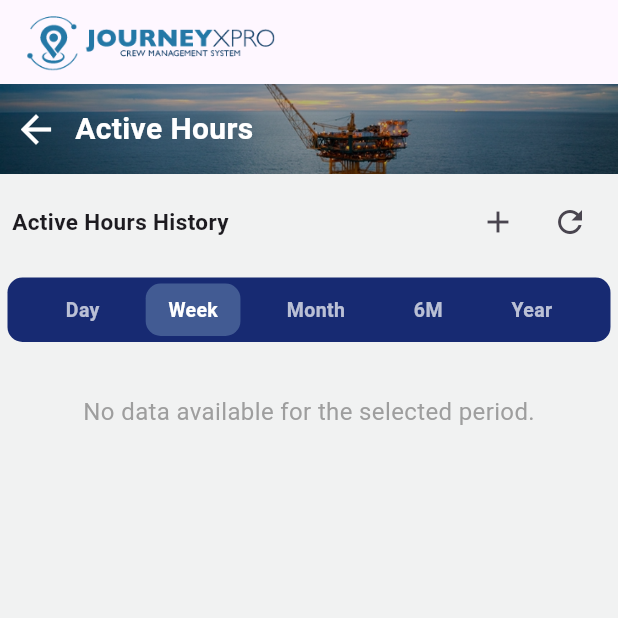
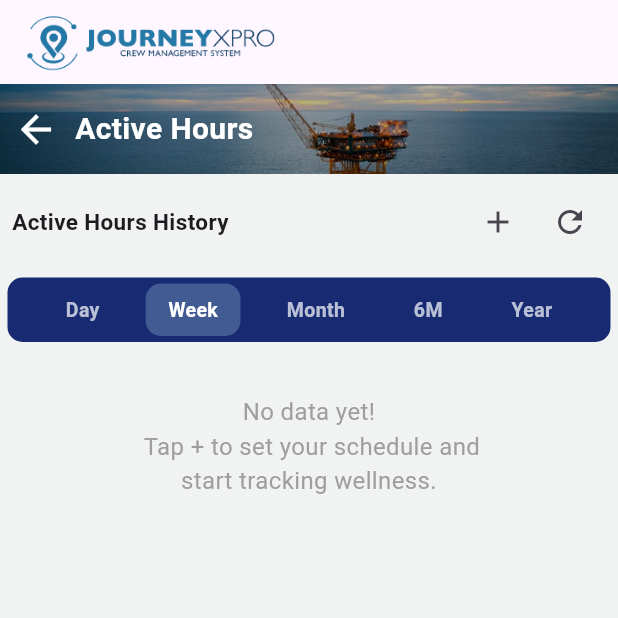
Before and after one commit to ApurvaPlanet/jxpapp, a Flutter app: the ActiveHoursScreen screen opened directly, on a phone screen of 412 x 824 dp, the top half of it. Run offline on Flutter 3.47's test engine with Material 3 defaults, Android fonts, the phone set to English and light mode, and no system bars; our stand-ins replace convex_bottom_bar, dio, fl_chart, flutter_local_notifications, flutter_time_picker_spinner and 6 more; missing offline and left inert: dart:ffi, flutter_background_service; accounts and stored records are empty.

Commit message:
Change disclaimer message

```diff
--- a/lib/widgets/graph_widget.dart
+++ b/lib/widgets/graph_widget.dart
@@ -554,8 +554,9 @@ class _GraphWidgetState extends State<GraphWidget> {
             child: Padding(
               padding: EdgeInsets.all(20.0),
               child: Text(
-                "No data available for the selected period.",
-                style: TextStyle(fontSize: 16, color: Colors.grey),
+                "No data yet! \n Tap + to set your schedule and \nstart tracking wellness.",
+                style: TextStyle(fontSize: 16, color: Colors.grey, ),
+                textAlign: TextAlign.center,
               ),
             ),
           )
```
